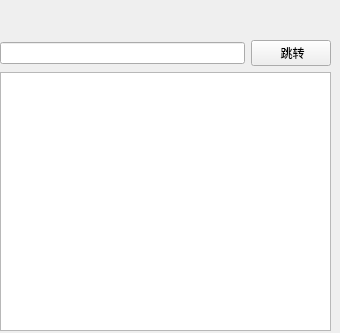
The window that WidgetRU.ui (3548848289/SmartDesk) describes before a commit, drawn with Qt 5.
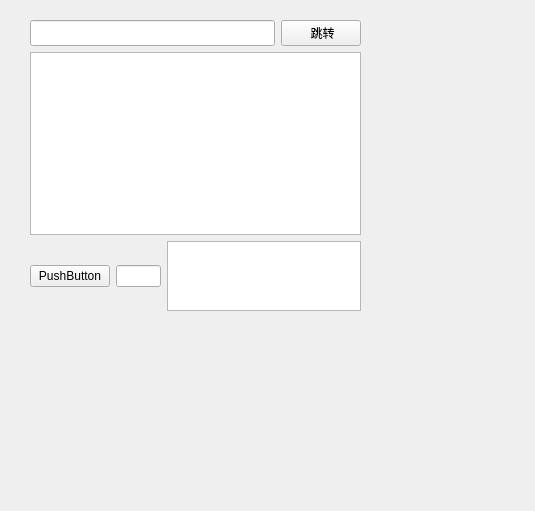
The same window after the commit.

```diff
--- a/WidgetRU.ui
+++ b/WidgetRU.ui
@@ -6,8 +6,8 @@
    <rect>
     <x>0</x>
     <y>0</y>
-    <width>340</width>
-    <height>333</height>
+    <width>535</width>
+    <height>511</height>
    </rect>
   </property>
   <property name="windowTitle">
@@ -19,23 +19,45 @@
   <widget class="QWidget" name="verticalLayoutWidget">
    <property name="geometry">
     <rect>
-     <x>0</x>
-     <y>40</y>
+     <x>30</x>
+     <y>20</y>
      <width>331</width>
      <height>291</height>
     </rect>
    </property>
-   <layout class="QVBoxLayout" name="verticalLayout" stretch="1,6">
+   <layout class="QVBoxLayout" name="verticalLayout" stretch="1,9,1">
     <item>
      <layout class="QHBoxLayout" name="horizontalLayout" stretch="5,1">
       <property name="spacing">
        <number>6</number>
       </property>
       <item>
-       <widget class="QLineEdit" name="pathLineEdit"/>
+       <widget class="QLineEdit" name="pathLineEdit">
+        <property name="enabled">
+         <bool>true</bool>
+        </property>
+        <property name="sizePolicy">
+         <sizepolicy hsizetype="Expanding" vsizetype="Expanding">
+          <horstretch>0</horstretch>
+          <verstretch>0</verstretch>
+         </sizepolicy>
+        </property>
+        <property name="baseSize">
+         <size>
+          <width>0</width>
+          <height>13</height>
+         </size>
+        </property>
+       </widget>
       </item>
       <item>
        <widget class="QPushButton" name="goButton">
+        <property name="sizePolicy">
+         <sizepolicy hsizetype="Minimum" vsizetype="Expanding">
+          <horstretch>0</horstretch>
+          <verstretch>0</verstretch>
+         </sizepolicy>
+        </property>
         <property name="text">
          <string> 跳转</string>
         </property>
@@ -53,6 +75,23 @@
       </property>
      </widget>
     </item>
+    <item>
+     <layout class="QHBoxLayout" name="horizontalLayout_2">
+      <item>
+       <widget class="QPushButton" name="saveButton">
+        <property name="text">
+         <string>PushButton</string>
+        </property>
+       </widget>
+      </item>
+      <item>
+       <widget class="QLineEdit" name="tagsLineEdit"/>
+      </item>
+      <item>
+       <widget class="QTextEdit" name="annotationTextEdit"/>
+      </item>
+     </layout>
+    </item>
    </layout>
   </widget>
  </widget>
```
